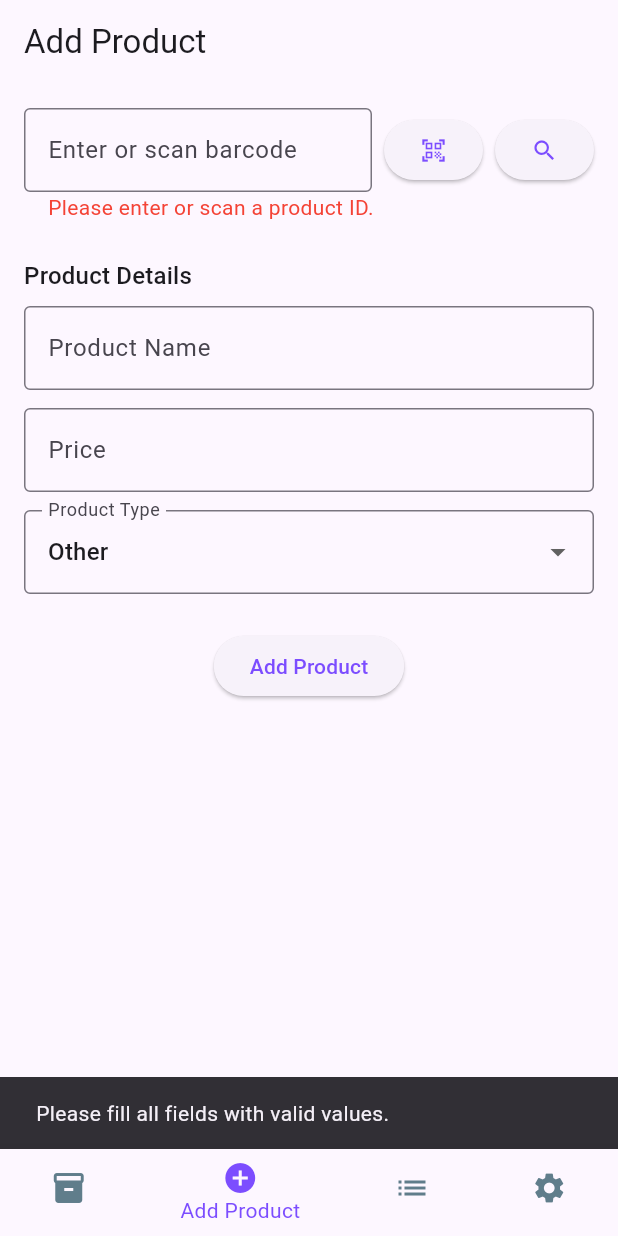
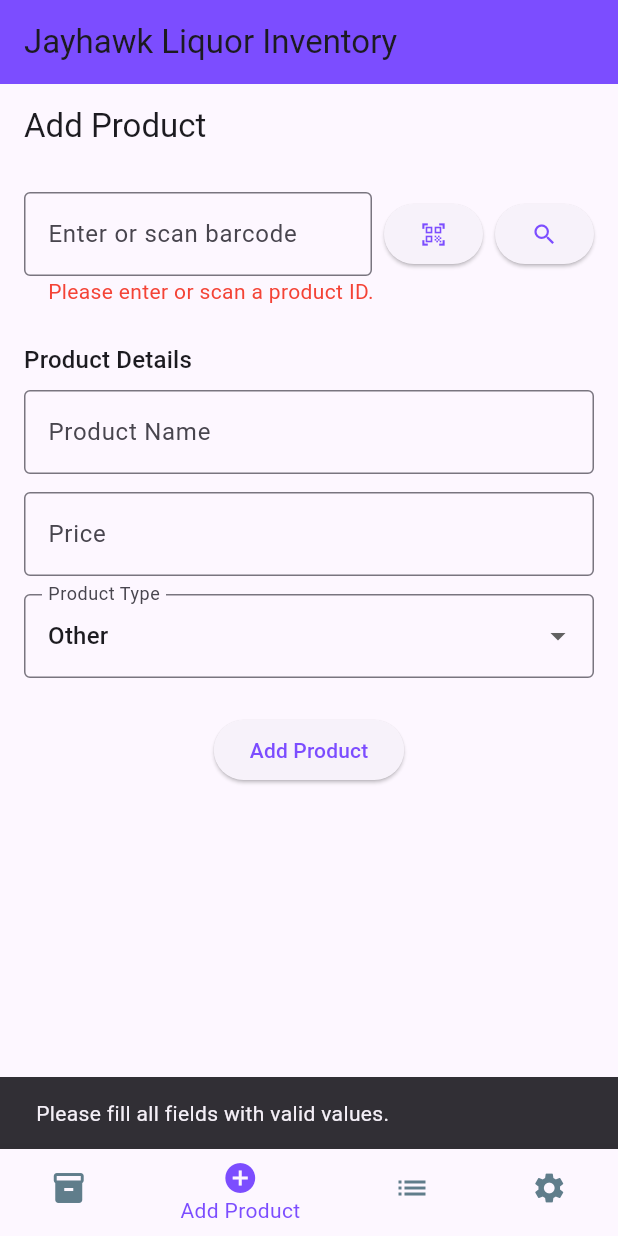
Before and after one commit to SVidu96/inventory_app, a Flutter app: the screen it shows after launch, item 2 of the bottom bar chosen, after a tap on the "search" icon, after a tap on "Add Product", on a phone screen of 412 x 824 dp. Run offline on Flutter 3.47's test engine with Material 3 defaults, Android fonts, the phone set to English and light mode, and no system bars; our stand-ins replace cloud_firestore, firebase_core, permission_handler, qr_flutter; missing offline and left inert: mobile_scanner; accounts and stored records are empty.

Commit message:
stable v1

```diff
--- a/lib/add_product_page.dart
+++ b/lib/add_product_page.dart
@@ -28,11 +28,11 @@ class _AddProductPageState extends State<AddProductPage> {
   String? _errorMessage;
 
   Future<void> _searchProduct() async {
-    final productId = int.tryParse(_barcodeController.text.trim()) ?? -1;
+    final productId = _barcodeController.text.trim();
     setState(() {
       _errorMessage = null;
     });
-    if (productId == -1) {
+    if (productId.isEmpty) {
       setState(() {
         _errorMessage = 'Please enter or scan a product ID.';
       });
@@ -64,12 +64,12 @@ class _AddProductPageState extends State<AddProductPage> {
     }
   }
   Future<void> _addOrUpdateProduct() async {
-    final productId = int.tryParse(_barcodeController.text.trim()) ?? -1;
+    final productId = _barcodeController.text.trim();
     final name = _nameController.text.trim();
     final price = double.tryParse(_priceController.text.trim()) ?? 0.0;
     final type = _selectedType;
 
-    if (productId == -1 || name.isEmpty || price <= 0) {
+    if (productId.isEmpty || name.isEmpty || price <= 0) {
       ScaffoldMessenger.of(context).showSnackBar(
         SnackBar(content: Text('Please fill all fields with valid values.')),
       );
@@ -96,7 +96,7 @@ class _AddProductPageState extends State<AddProductPage> {
       } else {
         // Add new product
         await FirebaseFirestore.instance.collection('products').add({
-          'productid': productId, // store as int
+          'productid': productId, // store as string
           'name': name,
           'price': price,
           'producttype': type,
--- a/lib/home_page.dart
+++ b/lib/home_page.dart
@@ -29,9 +29,13 @@ class _HomePageState extends State<HomePage> {
   @override
   Widget build(BuildContext context) {
     return Scaffold(
+      appBar: AppBar(
+        backgroundColor: Theme.of(context).colorScheme.primary,
+        title: const Text('Jayhawk Liquor Inventory'),
+      ),
       body: _pages[_selectedIndex],
       bottomNavigationBar: BottomNavigationBar(
-        backgroundColor: Colors.yellow,
+        backgroundColor: Theme.of(context).colorScheme.primary,
         selectedItemColor: Theme.of(context).colorScheme.primary,
         unselectedItemColor: Theme.of(context).colorScheme.secondary,
         currentIndex: _selectedIndex,
--- a/lib/price_check_page.dart
+++ b/lib/price_check_page.dart
@@ -31,12 +31,12 @@ class _PriceCheckPageState extends State<PriceCheckPage> {
   String? _errorMessage; // Store error message
 
   Future<void> _searchProduct() async {
-    final productId = int.tryParse(_barcodeController.text.trim()) ?? -1; // Default to -1 if parsing fails
+    final productId = _barcodeController.text.trim();
     setState(() {
       _foundProduct = null;
       _errorMessage = null;
     });
-    if (productId == -1) {
+    if (productId.isEmpty) {
       setState(() {
         _errorMessage = 'Please enter or scan a product ID.';
       });
```
Also changed, not shown: lib/prices_list_page.dart (+19 -8 lines), lib/qr_scanner_page.dart (+1 -6 lines).
